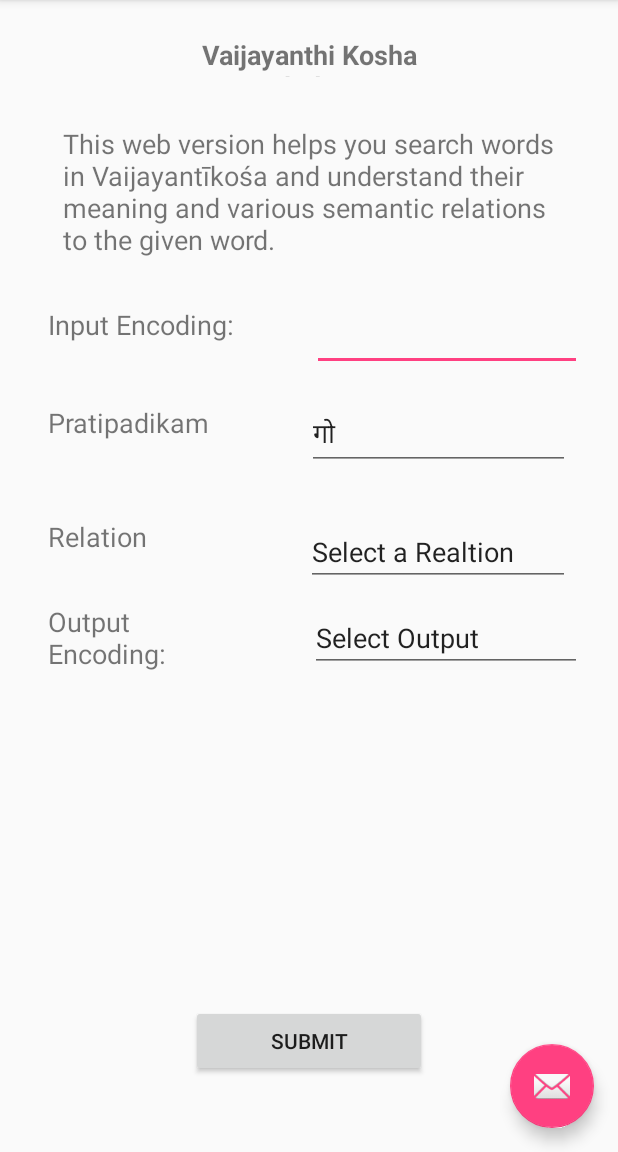
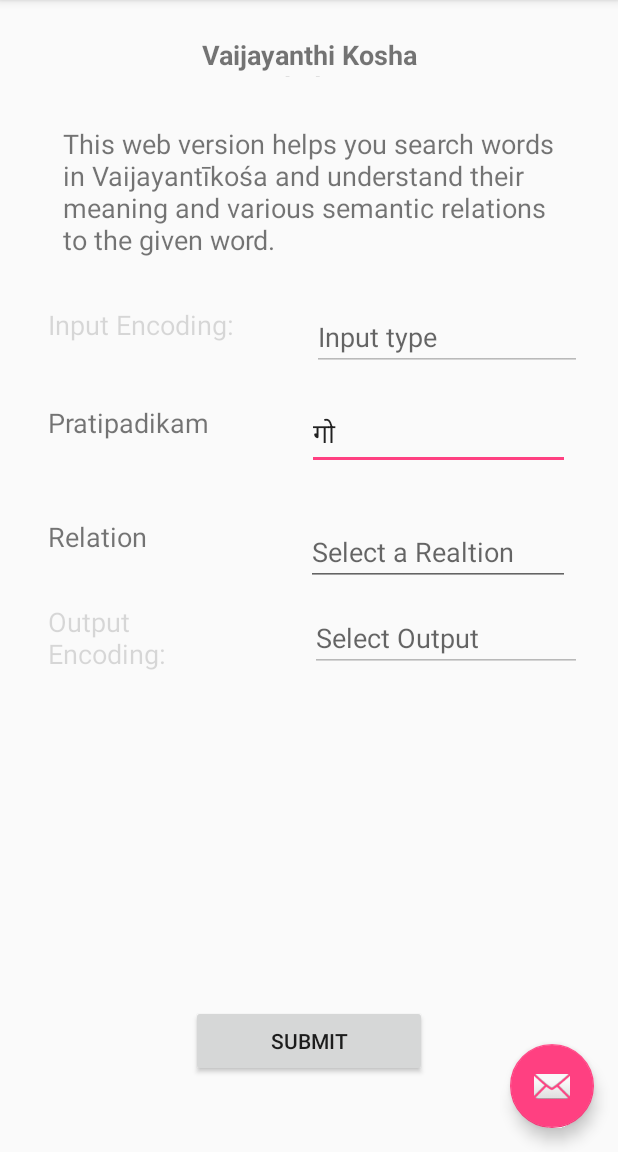
Before and after one commit to AbheriRTB/vkosha-client, an Android app: the screen it shows after launch (MainActivity), on a phone screen of 412 x 824 dp, the part 84-1236 px from its top. Run offline under Robolectric (Android 15) with nearby library versions, the phone set to English and light mode, and no system bars.

Commit message:
Changes made today

```diff
--- a/VaijayantiKosha/app/src/main/java/abheri/com/vaijayantikosha/DisplayPage.java
+++ b/VaijayantiKosha/app/src/main/java/abheri/com/vaijayantikosha/DisplayPage.java
@@ -12,9 +12,11 @@
     @Override
     protected void onCreate(Bundle savedInstanceState) {
         super.onCreate(savedInstanceState);
-        setContentView(R.layout.activity_display_page);
+        setContentView(R.layout.list_display);
 
         Intent intent = getIntent();
+        Toast.makeText(this,"Here comes the list", Toast.LENGTH_LONG).show();
+
         String padam = intent.getStringExtra("PADAM");
         String synonyms = intent.getStringExtra("SYNONYMS");
 
--- a/VaijayantiKosha/app/src/main/java/abheri/com/vaijayantikosha/MainActivity.java
+++ b/VaijayantiKosha/app/src/main/java/abheri/com/vaijayantikosha/MainActivity.java
@@ -11,6 +11,9 @@
 import android.view.MenuItem;
 import android.widget.EditText;
 import android.content.Intent;
+import android.widget.RelativeLayout;
+import android.widget.TextView;
+import android.widget.Toast;
 
 import java.lang.String;
 
@@ -18,12 +21,15 @@
 
     String ppadam_text = "";
     String dataStr = "";
+    String relation = "";
+    TextView relationTV;
     @Override
     public void onCreate(Bundle savedInstanceState)
     {
         super.onCreate(savedInstanceState);
         setContentView(R.layout.activity_main);
         Toolbar toolbar = (Toolbar) findViewById(R.id.toolbar);
+        relationTV = (TextView) findViewById(R.id.relation_edit);
 
         setSupportActionBar(toolbar);
 
@@ -35,6 +41,12 @@
                         .setAction("Action", null).show();
             }
         });
+
+        Intent intent = getIntent();
+        if(intent != null){
+            relation = intent.getStringExtra("Relation");
+            relationTV.setText(relation);
+        }
     }
 
     @Override
@@ -58,11 +70,19 @@
 
         return super.onOptionsItemSelected(item);
     }
+
+    public void sel_relation_click(View view){
+        Intent intent = new Intent(this, ListDisplay.class);
+        Toast.makeText(this,"Going to next activity" + dataStr, Toast.LENGTH_LONG).show();
+        startActivity(intent);
+    }
+
+
     public void submit_click(View view){
 
         EditText padam_txt;
 
-        Intent intent = new Intent(this, MultiTextViewDisplay.class);
+        Intent intent = new Intent(this,MultiTextViewDisplay.class);
         padam_txt = (EditText)findViewById(R.id.ppadam);
         ppadam_text = padam_txt.getText().toString();
 
--- a/VaijayantiKosha/app/src/main/res/layout/content_main2.xml
+++ b/VaijayantiKosha/app/src/main/res/layout/content_main2.xml
@@ -53,6 +53,7 @@
         android:layout_marginLeft="32dp"
         android:layout_marginTop="32dp"
         android:text="Input Encoding:"
+        android:enabled="false"
         android:textSize="18sp"
         app:layout_constraintStart_toStartOf="parent"
         app:layout_constraintTop_toBottomOf="@+id/Intro" />
@@ -65,6 +66,8 @@
         android:layout_marginEnd="24dp"
         android:layout_marginRight="24dp"
         android:layout_weight="1"
+        android:hint="Input type"
+        android:enabled="false"
         android:inputType="textPersonName"
         android:textSize="18sp"
         app:layout_constraintBottom_toBottomOf="@+id/textView3"
@@ -93,6 +96,7 @@
         android:layout_weight="1"
         android:inputType="textPersonName"
         android:text="गो"
+        android:focusedByDefault="true"
         android:textSize="18sp"
         app:layout_constraintBottom_toBottomOf="@+id/textView4"
         app:layout_constraintEnd_toEndOf="parent"
@@ -113,18 +117,19 @@
         app:layout_constraintTop_toBottomOf="@+id/ppadam" />
 
     <EditText
-        android:id="@+id/editText7"
+        android:id="@+id/relation_edit"
         android:layout_width="176dp"
         android:layout_height="wrap_content"
         android:layout_marginEnd="32dp"
         android:layout_marginRight="32dp"
         android:inputType="textPersonName"
-        android:text="Select a Realtion"
+        android:hint="Select a Realtion"
         android:textSize="18sp"
         app:layout_constraintBottom_toBottomOf="@+id/textView6"
         app:layout_constraintEnd_toEndOf="parent"
         app:layout_constraintTop_toTopOf="@+id/textView6"
-        app:layout_constraintVertical_bias="0.0" />
+        app:layout_constraintVertical_bias="0.0"
+        android:onClick="sel_relation_click"/>
 
     <TextView
         android:id="@+id/textView7"
@@ -134,23 +139,25 @@
         android:layout_marginLeft="32dp"
         android:layout_weight="1"
         android:text="Output Encoding:"
+        android:enabled="false"
         android:textSize="18sp"
-        app:layout_constraintBottom_toBottomOf="@+id/editText8"
+        app:layout_constraintBottom_toBottomOf="@+id/outputEncode"
         app:layout_constraintStart_toStartOf="parent" />
 
 
     <EditText
-        android:id="@+id/editText8"
+        android:id="@+id/outputEncode"
         android:layout_width="181dp"
         android:layout_height="wrap_content"
         android:layout_marginTop="12dp"
         android:layout_marginEnd="24dp"
         android:layout_marginRight="24dp"
         android:inputType="textPersonName"
-        android:text="Select Output"
+        android:enabled="false"
+        android:hint="Select Output"
         android:textSize="18sp"
         app:layout_constraintEnd_toEndOf="parent"
-        app:layout_constraintTop_toBottomOf="@+id/editText7" />
+        app:layout_constraintTop_toBottomOf="@+id/relation_edit" />
 
 
     <Button
--- a/VaijayantiKosha/app/src/main/res/layout/list_display.xml
+++ b/VaijayantiKosha/app/src/main/res/layout/list_display.xml
@@ -10,12 +10,12 @@
         android:layout_width="match_parent"
         android:layout_height="wrap_content"
         android:paddingBottom="30dp"
-        android:text="Synonyms"
+        android:text="Relations"
         android:textSize="30sp"
         android:textStyle="bold" />
 
     <ListView
-        android:id="@+id/synList"
+        android:id="@+id/relList"
         android:layout_width="match_parent"
         android:layout_height="match_parent"></ListView>
 
```
Also changed, not shown: VaijayantiKosha/app/src/main/java/abheri/com/vaijayantikosha/ListDisplay.java (+26 -41 lines), VaijayantiKosha/app/src/main/res/layout/list_view_cell_content.xml (+0 -12 lines), 1 other file.
